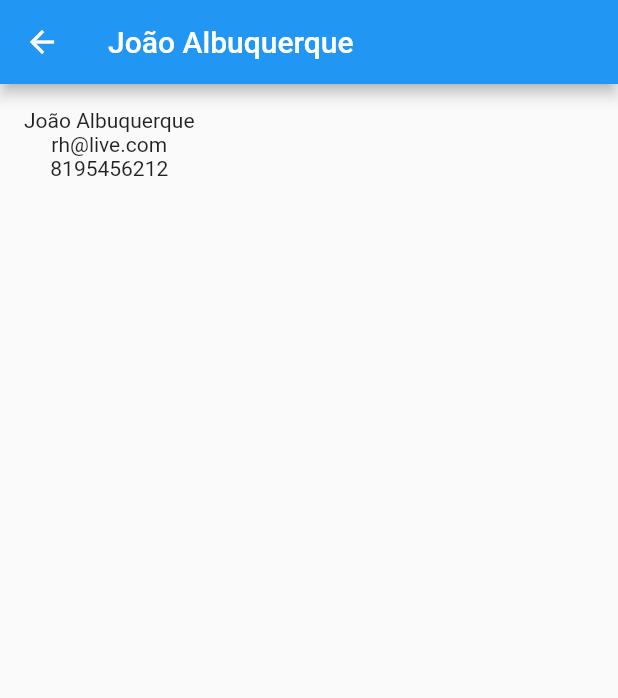
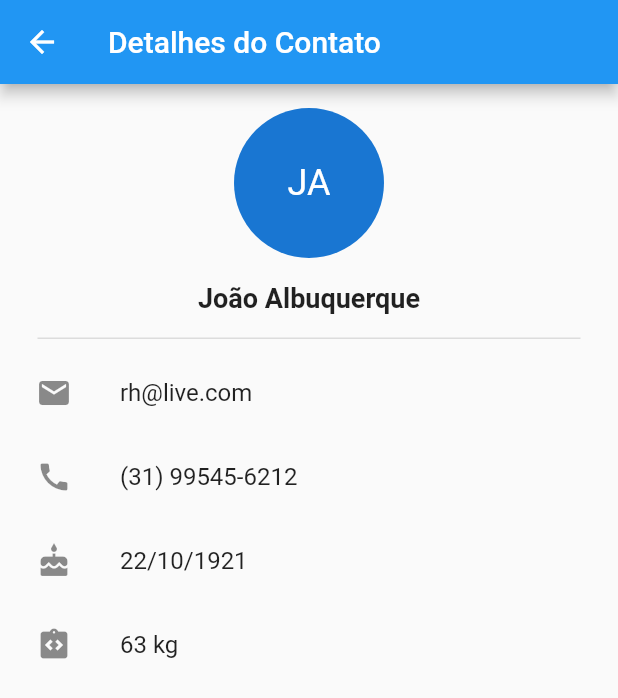
Before and after one commit to mourabs1/neoflutter, a Flutter app: the screen it shows after launch, after a tap on "JA", on a phone screen of 412 x 824 dp. Shown: the top 698 px of the screen. Run offline on Flutter 3.47's test engine with Material 2 defaults, Android fonts, the phone set to English and light mode, and no system bars; our stand-ins replace get_it.

Commit message:
Ajuste no widget de Detalhes do Contato

```diff
--- a/lib/screens/detalhes_contato.dart
+++ b/lib/screens/detalhes_contato.dart
@@ -1,12 +1,10 @@
 import 'package:flutter/material.dart';
 import 'package:neoflutter/models/contato.dart';
 
-const titulo = 'Detalhes do contato';
-
 class DetalhesContato extends StatefulWidget {
   final Contato contato;
+
   DetalhesContato(this.contato);
-
   @override
   _DetalhesContatoState createState() => _DetalhesContatoState();
 }
@@ -15,17 +13,53 @@
   @override
   Widget build(BuildContext context) {
     return Scaffold(
-        appBar: AppBar(title: Text(widget.contato.nome)),
-        body: SingleChildScrollView(
-            child: Padding(
-          padding: const EdgeInsets.all(16.0),
+        appBar: AppBar(title: Text('Detalhes do Contato')),
+        body: Center(
           child: Column(
-            children: <Widget>[
-              Text(widget.contato.nome),
-              Text(widget.contato.email),
-              Text(widget.contato.telefone),
+            children: [
+              Padding(
+                padding: const EdgeInsets.fromLTRB(8.0, 16.0, 8.0, 16.0),
+                child: CircleAvatar(
+                  radius: 50,
+                  child: Text(
+                    widget.contato.iniciais,
+                    style: TextStyle(fontSize: 24.0),
+                  ),
+                ),
+              ),
+              Padding(
+                padding: const EdgeInsets.fromLTRB(0.0, 0.0, 0.0, 16.0),
+                child: Text(widget.contato.nome,
+                    style:
+                        TextStyle(fontSize: 18.0, fontWeight: FontWeight.bold)),
+              ),
+              Divider(height: 1, thickness: 1, indent: 25, endIndent: 25),
+              Padding(
+                padding: const EdgeInsets.all(8.0),
+                child: Column(
+                  children: [
+                    ListTile(
+                      leading: Icon(Icons.email),
+                      title: Text(widget.contato.email),
+                    ),
+                    ListTile(
+                      leading: Icon(Icons.call),
+                      title: Text(widget.contato.telefone),
+                    ),
+                    ListTile(
+                      leading: Icon(Icons.cake),
+                      title: Text(
+                          '${widget.contato.nascimento.day}/${widget.contato.nascimento.month}/${widget.contato.nascimento.year}'),
+                    ),
+                    ListTile(
+                      leading: Icon(Icons.integration_instructions),
+                      title: Text('${widget.contato.peso.toString()} kg'),
+                    ),
+                  ],
+                ),
+              )
             ],
           ),
-        )));
+        ));
   }
 }
--- /dev/null
+++ b/lib/screens/detalhes_dialog_contato.dart
@@ -0,0 +1,39 @@
+import 'package:flutter/material.dart';
+import 'package:neoflutter/models/contato.dart';
+
+const titulo = 'Detalhes do contato';
+
+class DetalhesDialog extends StatefulWidget {
+  final Contato contato;
+  DetalhesDialog(this.contato);
+
+  @override
+  _DetalhesDialogState createState() => _DetalhesDialogState();
+}
+
+class _DetalhesDialogState extends State<DetalhesDialog> {
+  @override
+  Widget build(BuildContext context) {
+    return SimpleDialog(
+      title: Text(widget.contato.nome),
+      children: <Widget>[
+        SimpleDialogOption(
+          child: Column(
+            crossAxisAlignment: CrossAxisAlignment.start,
+            children: [
+              Text('E-mail: ${widget.contato.email}',
+                  style: TextStyle(fontSize: 16.0)),
+              Text('Telefone: ${widget.contato.telefone}',
+                  style: TextStyle(fontSize: 16.0)),
+              Text(
+                  'Nascimento: ${widget.contato.nascimento.day}/${widget.contato.nascimento.month}/${widget.contato.nascimento.year}',
+                  style: TextStyle(fontSize: 16.0)),
+              Text('Peso: ${widget.contato.peso.toString()} kg',
+                  style: TextStyle(fontSize: 16.0))
+            ],
+          ),
+        ),
+      ],
+    );
+  }
+}
--- a/lib/services/contato_service.dart
+++ b/lib/services/contato_service.dart
@@ -1,32 +1,11 @@
 import 'dart:math';
 import 'package:neoflutter/models/contato.dart';
+import 'data.dart';
 
 class ContatoService {
-  List<Contato> contacts = [];
-  Random random = Random();
+  final List<Contato> contacts = [];
+  final Random random = Random();
   int max;
-
-  var firstNames = [
-    'Saulo',
-    'Pedro',
-    'Marcela',
-    'Reinaldo',
-    'Felipe',
-    'João',
-    'Matheus',
-    'Daniel'
-  ];
-  var lastNames = [
-    'Moura',
-    'Bueno',
-    'Albuquerque',
-    'Picone',
-    'da Silva',
-    'Andrade'
-  ];
-  var emails = ['administrativo', 'rh', 'dev', 'suporte'];
-  var domains = ['@gmail.com', '@yahoo.com', '@live.com', '@outlook.com'];
-  var cellphones = ['8197874512', '81954451236', '8195456212', '8194584512'];
 
   List<Contato> getAll() {
     max = numRandom(50, 80);
@@ -35,6 +14,7 @@
       var lastName = lastNames[random.nextInt(lastNames.length)];
       var email = emails[random.nextInt(emails.length)];
       var domain = domains[random.nextInt(domains.length)];
+      var ddd = ddds[random.nextInt(ddds.length)];
       var cellphone = cellphones[random.nextInt(cellphones.length)];
       var birthday = DateTime.utc(
           numRandom(1900, 2010), numRandom(1, 12), numRandom(1, 30));
@@ -43,7 +23,7 @@
       Contato contact = Contato()
         ..nome = '$firtName $lastName'
         ..email = '$email$domain'
-        ..telefone = cellphone
+        ..telefone = '$ddd$cellphone'
         ..nascimento = birthday
         ..peso = peso;
 
```
Also changed, not shown: lib/services/data.dart (added, +22 -0 lines).
